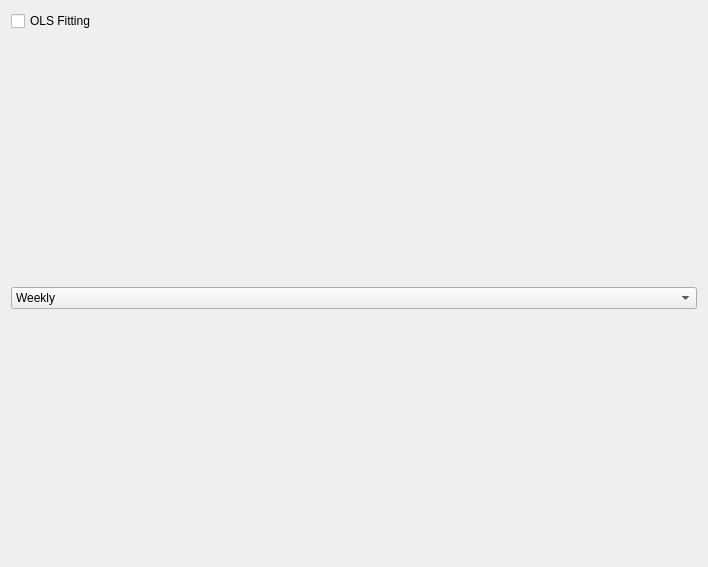
Above: piggy_bank/ui/plots_lines.ui from pbertoni89/piggy-bank before the change. Below: the same form after it.
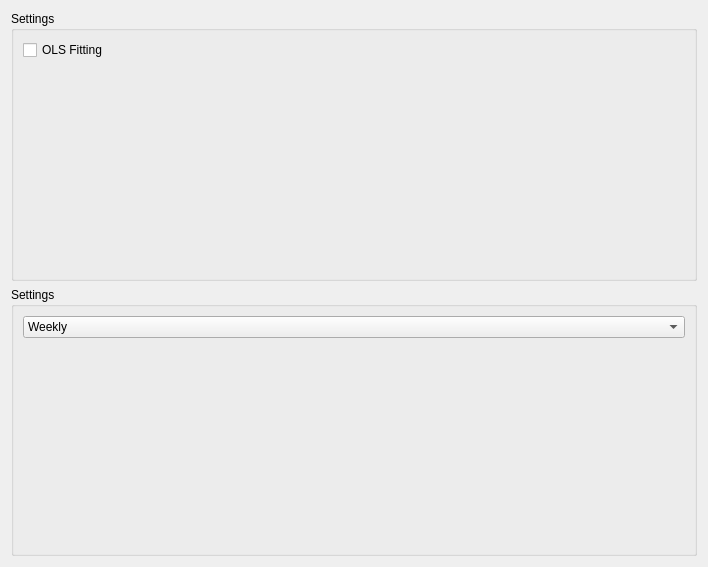
That is the form after the change.

Commit message: Fixed the Running Total calculation

Diff of the .ui file:
```diff
--- a/piggy_bank/ui/plots_lines.ui
+++ b/piggy_bank/ui/plots_lines.ui
@@ -15,9 +15,13 @@
   </property>
   <layout class="QVBoxLayout" name="verticalLayout">
    <item>
-    <layout class="QHBoxLayout" name="qhl_plots_lines" stretch="1,6">
+    <layout class="QHBoxLayout" name="ql_plots_lines" stretch="1,8">
      <item>
-      <layout class="QVBoxLayout" name="ql_lines_cntrl">
+      <widget class="QGroupBox" name="groupBox">
+       <property name="title">
+        <string>Settings</string>
+       </property>
+       <layout class="QVBoxLayout" name="verticalLayout_2">
        <item>
         <widget class="QCheckBox" name="qcb_lines_ols_fit">
          <property name="text">
@@ -26,19 +30,20 @@
         </widget>
        </item>
        <item>
-        <spacer name="verticalSpacer_3">
+         <spacer name="verticalSpacer_2">
          <property name="orientation">
           <enum>Qt::Orientation::Vertical</enum>
          </property>
          <property name="sizeHint" stdset="0">
           <size>
            <width>20</width>
-           <height>40</height>
+            <height>29</height>
           </size>
          </property>
         </spacer>
        </item>
       </layout>
+      </widget>
      </item>
      <item>
       <layout class="QHBoxLayout" name="ql_line"/>
@@ -46,9 +51,13 @@
     </layout>
    </item>
    <item>
-    <layout class="QHBoxLayout" name="ql_candles" stretch="1,6">
+    <layout class="QHBoxLayout" name="ql_candles" stretch="1,8">
      <item>
-      <layout class="QVBoxLayout" name="ql_candles_cntrl">
+      <widget class="QGroupBox" name="groupBox_2">
+       <property name="title">
+        <string>Settings</string>
+       </property>
+       <layout class="QVBoxLayout" name="verticalLayout_3">
        <item>
         <widget class="QComboBox" name="qcb_candles_time">
          <item>
@@ -69,19 +78,20 @@
         </widget>
        </item>
        <item>
-        <spacer name="verticalSpacer_4">
+         <spacer name="verticalSpacer_3">
          <property name="orientation">
           <enum>Qt::Orientation::Vertical</enum>
          </property>
          <property name="sizeHint" stdset="0">
           <size>
            <width>20</width>
-           <height>40</height>
+            <height>29</height>
           </size>
          </property>
         </spacer>
        </item>
       </layout>
+      </widget>
      </item>
      <item>
       <layout class="QHBoxLayout" name="ql_candle"/>
```
Lines whose indentation alone changed are shown as unchanged. The commit also changes 2 other files.
